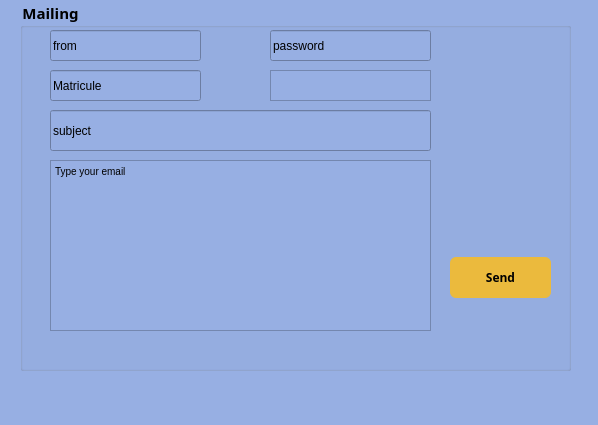
Above: dialog.ui from ajroudamira/Smart-radio-2A21 before the change. Below: the same form after it.
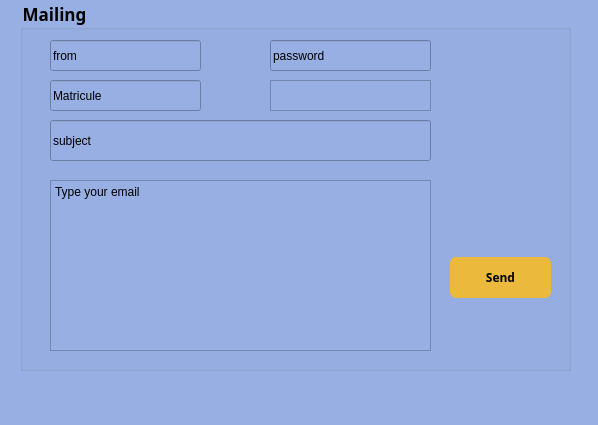
That is the form after the change.

What changed in the file:
```diff
--- a/dialog.ui
+++ b/dialog.ui
@@ -29,7 +29,7 @@
     <property name="font">
      <font>
       <family>Century Gothic</family>
-      <pointsize>11</pointsize>
+      <pointsize>13</pointsize>
       <weight>75</weight>
       <bold>true</bold>
      </font>
@@ -41,7 +41,7 @@
      <property name="geometry">
       <rect>
        <x>30</x>
-       <y>30</y>
+       <y>40</y>
        <width>151</width>
        <height>31</height>
       </rect>
@@ -59,7 +59,7 @@
      <property name="geometry">
       <rect>
        <x>30</x>
-       <y>70</y>
+       <y>80</y>
        <width>151</width>
        <height>31</height>
       </rect>
@@ -77,7 +77,7 @@
      <property name="geometry">
       <rect>
        <x>30</x>
-       <y>110</y>
+       <y>120</y>
        <width>381</width>
        <height>41</height>
       </rect>
@@ -95,7 +95,7 @@
      <property name="geometry">
       <rect>
        <x>250</x>
-       <y>30</y>
+       <y>40</y>
        <width>161</width>
        <height>31</height>
       </rect>
@@ -137,29 +137,29 @@
      <property name="geometry">
       <rect>
        <x>30</x>
-       <y>160</y>
+       <y>180</y>
        <width>381</width>
        <height>171</height>
       </rect>
      </property>
      <property name="font">
       <font>
-       <pointsize>9</pointsize>
+       <pointsize>8</pointsize>
       </font>
      </property>
      <property name="html">
       <string>&lt;!DOCTYPE HTML PUBLIC &quot;-//W3C//DTD HTML 4.0//EN&quot; &quot;http://www.w3.org/TR/REC-html40/strict.dtd&quot;&gt;
 &lt;html&gt;&lt;head&gt;&lt;meta name=&quot;qrichtext&quot; content=&quot;1&quot; /&gt;&lt;style type=&quot;text/css&quot;&gt;
 p, li { white-space: pre-wrap; }
-&lt;/style&gt;&lt;/head&gt;&lt;body style=&quot; font-family:'MS Shell Dlg 2'; font-size:9pt; font-weight:400; font-style:normal;&quot;&gt;
-&lt;p style=&quot; margin-top:0px; margin-bottom:0px; margin-left:0px; margin-right:0px; -qt-block-indent:0; text-indent:0px;&quot;&gt;&lt;span style=&quot; font-family:'MS Shell Dlg 2'; font-size:7.8pt;&quot;&gt;Type your email&lt;/span&gt;&lt;/p&gt;&lt;/body&gt;&lt;/html&gt;</string>
+&lt;/style&gt;&lt;/head&gt;&lt;body style=&quot; font-family:'MS Shell Dlg 2'; font-size:8pt; font-weight:400; font-style:normal;&quot;&gt;
+&lt;p style=&quot; margin-top:0px; margin-bottom:0px; margin-left:0px; margin-right:0px; -qt-block-indent:0; text-indent:0px;&quot;&gt;&lt;span style=&quot; font-family:'MS Shell Dlg 2'; font-size:9pt;&quot;&gt;Type your email&lt;/span&gt;&lt;/p&gt;&lt;/body&gt;&lt;/html&gt;</string>
      </property>
     </widget>
     <widget class="QTextEdit" name="textEdit">
      <property name="geometry">
       <rect>
        <x>250</x>
-       <y>70</y>
+       <y>80</y>
        <width>161</width>
        <height>31</height>
       </rect>
```
